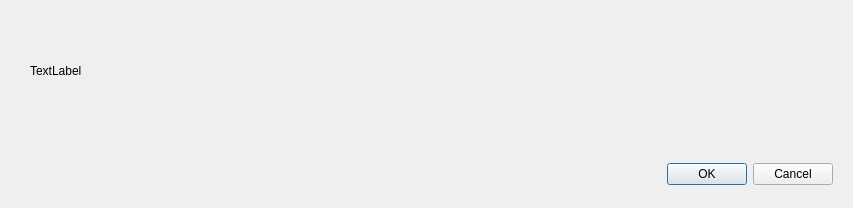
Before: the Qt Designer form hitagget/viewpost.ui in Lossani/CC31_U201720651_U201920080_U201921200_U201920273, drawn with Qt 5.
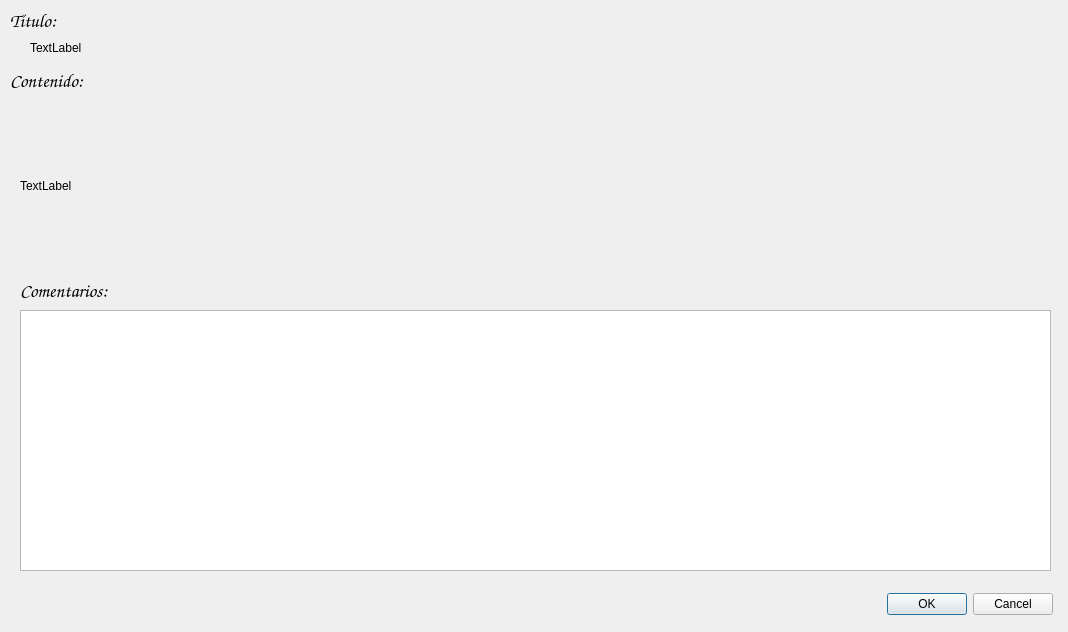
After: the same form once the commit is applied.

Commit message: Created CommentManager, InteractionManager, PostManager, UserManager and implemented the load of the corresponding data.

```diff
--- a/hitagget/viewpost.ui
+++ b/hitagget/viewpost.ui
@@ -6,8 +6,8 @@
    <rect>
     <x>0</x>
     <y>0</y>
-    <width>853</width>
-    <height>208</height>
+    <width>1068</width>
+    <height>632</height>
    </rect>
   </property>
   <property name="windowTitle">
@@ -16,10 +16,10 @@
   <widget class="QLabel" name="lblPostContent">
    <property name="geometry">
     <rect>
-     <x>30</x>
-     <y>20</y>
-     <width>791</width>
-     <height>101</height>
+     <x>20</x>
+     <y>100</y>
+     <width>1021</width>
+     <height>171</height>
     </rect>
    </property>
    <property name="text">
@@ -29,8 +29,8 @@
   <widget class="QDialogButtonBox" name="btnDialog">
    <property name="geometry">
     <rect>
-     <x>640</x>
-     <y>160</y>
+     <x>860</x>
+     <y>590</y>
      <width>193</width>
      <height>28</height>
     </rect>
@@ -39,6 +39,95 @@
     <set>QDialogButtonBox::Cancel|QDialogButtonBox::Ok</set>
    </property>
   </widget>
+  <widget class="QLabel" name="lblTitle">
+   <property name="geometry">
+    <rect>
+     <x>10</x>
+     <y>10</y>
+     <width>171</width>
+     <height>21</height>
+    </rect>
+   </property>
+   <property name="font">
+    <font>
+     <family>Comic Sans MS</family>
+     <pointsize>14</pointsize>
+     <weight>50</weight>
+     <italic>false</italic>
+     <bold>false</bold>
+    </font>
+   </property>
+   <property name="text">
+    <string>Título:</string>
+   </property>
+  </widget>
+  <widget class="QLabel" name="lblPostTitle">
+   <property name="geometry">
+    <rect>
+     <x>30</x>
+     <y>40</y>
+     <width>1011</width>
+     <height>16</height>
+    </rect>
+   </property>
+   <property name="text">
+    <string>TextLabel</string>
+   </property>
+  </widget>
+  <widget class="QLabel" name="lblContent">
+   <property name="geometry">
+    <rect>
+     <x>10</x>
+     <y>70</y>
+     <width>171</width>
+     <height>21</height>
+    </rect>
+   </property>
+   <property name="font">
+    <font>
+     <family>Comic Sans MS</family>
+     <pointsize>14</pointsize>
+     <weight>50</weight>
+     <italic>false</italic>
+     <bold>false</bold>
+    </font>
+   </property>
+   <property name="text">
+    <string>Contenido:</string>
+   </property>
+  </widget>
+  <widget class="QListWidget" name="listPostComments">
+   <property name="geometry">
+    <rect>
+     <x>20</x>
+     <y>310</y>
+     <width>1031</width>
+     <height>261</height>
+    </rect>
+   </property>
+  </widget>
+  <widget class="QLabel" name="lblComments">
+   <property name="geometry">
+    <rect>
+     <x>20</x>
+     <y>280</y>
+     <width>171</width>
+     <height>21</height>
+    </rect>
+   </property>
+   <property name="font">
+    <font>
+     <family>Comic Sans MS</family>
+     <pointsize>14</pointsize>
+     <weight>50</weight>
+     <italic>false</italic>
+     <bold>false</bold>
+    </font>
+   </property>
+   <property name="text">
+    <string>Comentarios:</string>
+   </property>
+  </widget>
  </widget>
  <resources/>
  <connections/>
```
The commit also changes 21 other files.
